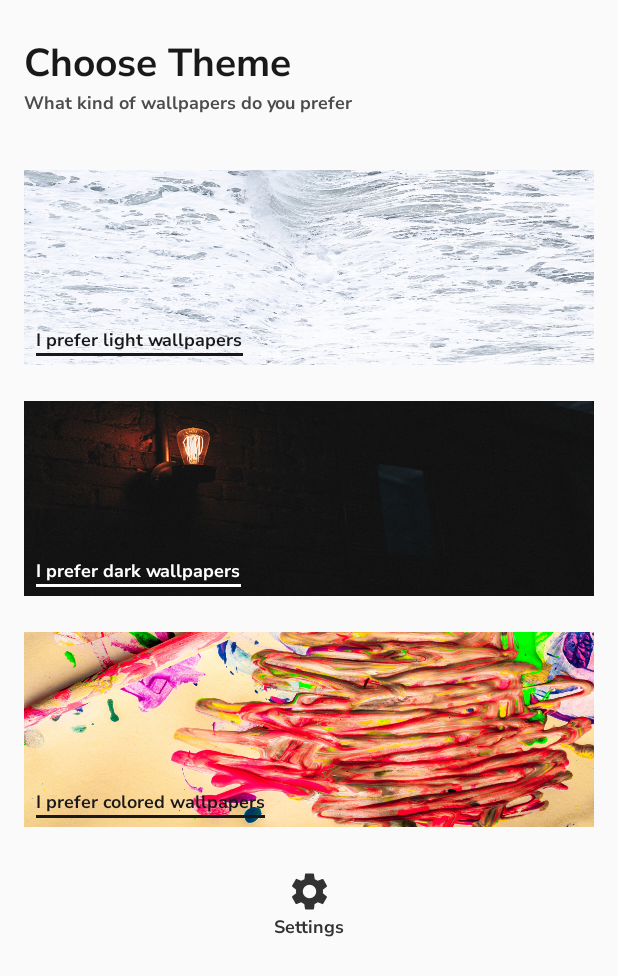
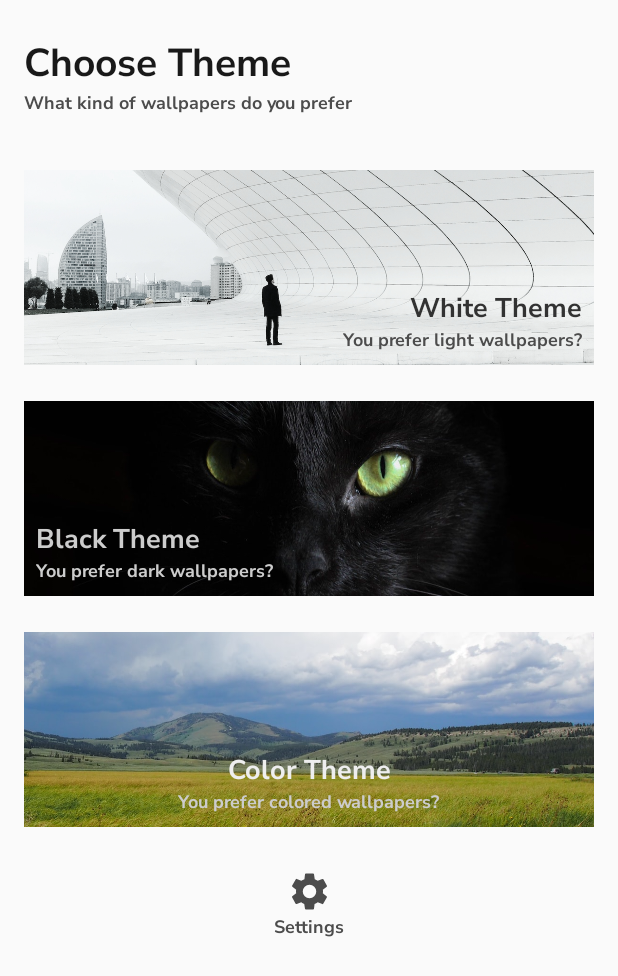
Before and after one commit to isamirkhaan1/wallpaperapp, an Android app: the screen it shows after launch once a user with an empty profile is signed in (MainActivity), on a phone screen of 412 x 824 dp. Shown: the top 976 px of the screen. Run offline under Robolectric (Android 15) with nearby library versions, the phone set to English and light mode, and no system bars; our stand-ins replace navigation-ui; 1 statement that could not run was skipped.

Commit message:
update home screen design

```diff
--- a/app/src/main/java/com/samirk/wallpaperapp/FirebaseService.kt
+++ b/app/src/main/java/com/samirk/wallpaperapp/FirebaseService.kt
@@ -3,12 +3,15 @@ package com.samirk.wallpaperapp
 import com.google.firebase.messaging.FirebaseMessagingService
 import com.google.firebase.messaging.RemoteMessage
 import com.samirk.wallpaperapp.utils.*
+import timber.log.Timber
 
 class FirebaseService : FirebaseMessagingService() {
 
 
     override fun onMessageReceived(p0: RemoteMessage) {
         super.onMessageReceived(p0)
+
+        Timber.d("onMessageReceived()")
 
         //get data
         val data = p0.data.withDefault {
--- a/app/src/main/java/com/samirk/wallpaperapp/view/HomeFragment.kt
+++ b/app/src/main/java/com/samirk/wallpaperapp/view/HomeFragment.kt
@@ -12,12 +12,10 @@ import androidx.core.content.ContextCompat
 import androidx.fragment.app.Fragment
 import androidx.lifecycle.ViewModelProvider
 import androidx.navigation.fragment.findNavController
-import com.samirk.wallpaperapp.BuildConfig
 import com.samirk.wallpaperapp.R
 import com.samirk.wallpaperapp.utils.*
 import com.samirk.wallpaperapp.viewmodel.HomeViewModel
 import kotlinx.android.synthetic.main.home_fragment.*
-import timber.log.Timber
 import java.util.*
 
 class HomeFragment : Fragment(), SharedPreferences.OnSharedPreferenceChangeListener {
@@ -82,15 +80,15 @@ class HomeFragment : Fragment(), SharedPreferences.OnSharedPreferenceChangeListe
 
         val white = Constants.Theme.WHITE.name.toLowerCase(Locale.ENGLISH)
         img_white_theme.setOnClickListener(ThemeClickListener(theme = white))
-        tv_white_theme.setOnClickListener(ThemeClickListener(theme = white))
+        tv_white_theme_msg.setOnClickListener(ThemeClickListener(theme = white))
 
         val black = Constants.Theme.BLACK.name.toLowerCase(Locale.ENGLISH)
         img_black_theme.setOnClickListener(ThemeClickListener(theme = black))
-        tv_black_theme.setOnClickListener(ThemeClickListener(theme = black))
+        tv_black_theme_msg.setOnClickListener(ThemeClickListener(theme = black))
 
         val color = Constants.Theme.COLOR.name.toLowerCase(Locale.ENGLISH)
         img_color_theme.setOnClickListener(ThemeClickListener(theme = color))
-        tv_color_theme.setOnClickListener(ThemeClickListener(theme = color))
+        tv_color_theme_msg.setOnClickListener(ThemeClickListener(theme = color))
 
 
         //change progressBar color in older versions
@@ -113,11 +111,11 @@ class HomeFragment : Fragment(), SharedPreferences.OnSharedPreferenceChangeListe
         img_settings.isEnabled = !show
         tv_settings.isEnabled = !show
         img_white_theme.isEnabled = !show
-        tv_white_theme.isEnabled = !show
+        tv_white_theme_msg.isEnabled = !show
         img_black_theme.isEnabled = !show
-        tv_black_theme.isEnabled = !show
+        tv_black_theme_msg.isEnabled = !show
         img_color_theme.isEnabled = !show
-        tv_color_theme.isEnabled = !show
+        tv_color_theme_msg.isEnabled = !show
 
     }
 
--- a/app/src/main/res/drawable/ic_settings.xml
+++ b/app/src/main/res/drawable/ic_settings.xml
@@ -1,5 +1,5 @@
 <vector android:autoMirrored="true" android:height="48dp"
-    android:tint="#323232" android:viewportHeight="24"
+    android:tint="#4c4c4c" android:viewportHeight="24"
     android:viewportWidth="24" android:width="48dp" xmlns:android="http://schemas.android.com/apk/res/android">
-    <path android:fillColor="#323232" android:pathData="M19.1,12.9a2.8,2.8 0,0 0,0.1 -0.9,2.8 2.8,0 0,0 -0.1,-0.9l2.1,-1.6a0.7,0.7 0,0 0,0.1 -0.6L19.4,5.5a0.7,0.7 0,0 0,-0.6 -0.2l-2.4,1a6.5,6.5 0,0 0,-1.6 -0.9l-0.4,-2.6a0.5,0.5 0,0 0,-0.5 -0.4H10.1a0.5,0.5 0,0 0,-0.5 0.4L9.3,5.4a5.6,5.6 0,0 0,-1.7 0.9l-2.4,-1a0.4,0.4 0,0 0,-0.5 0.2l-2,3.4c-0.1,0.2 0,0.4 0.2,0.6l2,1.6a2.8,2.8 0,0 0,-0.1 0.9,2.8 2.8,0 0,0 0.1,0.9L2.8,14.5a0.7,0.7 0,0 0,-0.1 0.6l1.9,3.4a0.7,0.7 0,0 0,0.6 0.2l2.4,-1a6.5,6.5 0,0 0,1.6 0.9l0.4,2.6a0.5,0.5 0,0 0,0.5 0.4h3.8a0.5,0.5 0,0 0,0.5 -0.4l0.3,-2.6a5.6,5.6 0,0 0,1.7 -0.9l2.4,1a0.4,0.4 0,0 0,0.5 -0.2l2,-3.4c0.1,-0.2 0,-0.4 -0.2,-0.6ZM12,15.6A3.6,3.6 0,1 1,15.6 12,3.6 3.6,0 0,1 12,15.6Z"/>
+    <path android:fillColor="#4c4c4c" android:pathData="M19.1,12.9a2.8,2.8 0,0 0,0.1 -0.9,2.8 2.8,0 0,0 -0.1,-0.9l2.1,-1.6a0.7,0.7 0,0 0,0.1 -0.6L19.4,5.5a0.7,0.7 0,0 0,-0.6 -0.2l-2.4,1a6.5,6.5 0,0 0,-1.6 -0.9l-0.4,-2.6a0.5,0.5 0,0 0,-0.5 -0.4H10.1a0.5,0.5 0,0 0,-0.5 0.4L9.3,5.4a5.6,5.6 0,0 0,-1.7 0.9l-2.4,-1a0.4,0.4 0,0 0,-0.5 0.2l-2,3.4c-0.1,0.2 0,0.4 0.2,0.6l2,1.6a2.8,2.8 0,0 0,-0.1 0.9,2.8 2.8,0 0,0 0.1,0.9L2.8,14.5a0.7,0.7 0,0 0,-0.1 0.6l1.9,3.4a0.7,0.7 0,0 0,0.6 0.2l2.4,-1a6.5,6.5 0,0 0,1.6 0.9l0.4,2.6a0.5,0.5 0,0 0,0.5 0.4h3.8a0.5,0.5 0,0 0,0.5 -0.4l0.3,-2.6a5.6,5.6 0,0 0,1.7 -0.9l2.4,1a0.4,0.4 0,0 0,0.5 -0.2l2,-3.4c0.1,-0.2 0,-0.4 -0.2,-0.6ZM12,15.6A3.6,3.6 0,1 1,15.6 12,3.6 3.6,0 0,1 12,15.6Z"/>
 </vector>
--- a/app/src/main/res/layout/home_fragment.xml
+++ b/app/src/main/res/layout/home_fragment.xml
@@ -5,12 +5,12 @@
     xmlns:app="http://schemas.android.com/apk/res-auto"
     android:layout_width="match_parent"
     android:layout_height="match_parent"
-    android:fillViewport="true">
+    android:scrollbars="vertical">
 
     <androidx.constraintlayout.widget.ConstraintLayout
         android:id="@+id/layout_main"
         android:layout_width="match_parent"
-        android:layout_height="match_parent">
+        android:layout_height="wrap_content">
 
         <!--region title-->
         <TextView
@@ -46,22 +46,27 @@
             app:layout_constraintTop_toBottomOf="@+id/tv_sub_title" />
 
         <TextView
-            android:id="@+id/tv_white_theme"
+            android:id="@+id/tv_white_theme_tit"
+
+            style="@style/tv_box_tit"
+            android:textColor="@color/color_black_shade2"
+            android:text="@string/tit_white_theme"
+
+            app:layout_constraintRight_toRightOf="parent"
+            app:layout_constraintEnd_toEndOf="parent"
+            app:layout_constraintBottom_toTopOf="@+id/tv_white_theme_msg" />
+
+        <TextView
+            android:id="@+id/tv_white_theme_msg"
 
             style="@style/tv_box_msg"
+            android:textColor="@color/color_black_shade3"
             android:text="@string/msg_white_box"
 
-            app:layout_constraintBottom_toBottomOf="@+id/img_white_theme"
-            app:layout_constraintStart_toStartOf="parent" />
+            app:layout_constraintRight_toRightOf="parent"
+            app:layout_constraintEnd_toEndOf="parent"
+            app:layout_constraintBottom_toBottomOf="@+id/img_white_theme" />
 
-        <View
-            android:layout_width="0dp"
-            android:layout_height="2dp"
-            android:background="@color/color_text_primary"
-
-            app:layout_constraintEnd_toEndOf="@id/tv_white_theme"
-            app:layout_constraintStart_toStartOf="@id/tv_white_theme"
-            app:layout_constraintTop_toBottomOf="@id/tv_white_theme" />
 
         <ImageView
             android:id="@+id/img_black_theme"
@@ -75,23 +80,24 @@
             app:layout_constraintTop_toBottomOf="@+id/img_white_theme" />
 
         <TextView
-            android:id="@+id/tv_black_theme"
+            android:id="@+id/tv_black_theme_tit"
+
+            style="@style/tv_box_tit"
+            android:textColor="@color/color_black_shade4"
+            android:text="@string/tit_black_theme"
+
+            app:layout_constraintBottom_toTopOf="@+id/tv_black_theme_msg"
+            app:layout_constraintStart_toStartOf="parent" />
+
+        <TextView
+            android:id="@+id/tv_black_theme_msg"
 
             style="@style/tv_box_msg"
+            android:textColor="@color/color_black_shade4"
             android:text="@string/msg_black_box"
-            android:textColor="@android:color/white"
 
             app:layout_constraintBottom_toBottomOf="@+id/img_black_theme"
             app:layout_constraintStart_toStartOf="parent" />
-
-        <View
-            android:layout_width="0dp"
-            android:layout_height="2dp"
-            android:background="@android:color/white"
-
-            app:layout_constraintEnd_toEndOf="@id/tv_black_theme"
-            app:layout_constraintStart_toStartOf="@id/tv_black_theme"
-            app:layout_constraintTop_toBottomOf="@id/tv_black_theme" />
 
 
         <ImageView
@@ -106,23 +112,28 @@
             app:layout_constraintTop_toBottomOf="@+id/img_black_theme" />
 
         <TextView
-            android:id="@+id/tv_color_theme"
+            android:id="@+id/tv_color_theme_tit"
+
+            style="@style/tv_box_tit"
+            android:text="@string/tit_color_theme"
+            android:textColor="@color/color_black_shade5"
+
+            app:layout_constraintRight_toRightOf="parent"
+            app:layout_constraintLeft_toLeftOf="parent"
+            app:layout_constraintBottom_toTopOf="@+id/tv_color_theme_msg" />
+
+        <TextView
+            android:id="@+id/tv_color_theme_msg"
 
             style="@style/tv_box_msg"
-            android:textStyle="bold"
+            android:textColor="@color/color_black_shade4"
             android:text="@string/msg_color_box"
 
-            app:layout_constraintBottom_toBottomOf="@+id/img_color_theme"
-            app:layout_constraintStart_toStartOf="parent" />
 
-        <View
-            android:layout_width="0dp"
-            android:layout_height="2dp"
-            android:background="@color/color_text_primary"
+            app:layout_constraintRight_toRightOf="parent"
+            app:layout_constraintLeft_toLeftOf="parent"
+            app:layout_constraintBottom_toBottomOf="@+id/img_color_theme" />
 
-            app:layout_constraintEnd_toEndOf="@id/tv_color_theme"
-            app:layout_constraintStart_toStartOf="@id/tv_color_theme"
-            app:layout_constraintTop_toBottomOf="@id/tv_color_theme" />
 
         <!--endregion -->
 
@@ -145,24 +156,13 @@
 
             android:paddingBottom="16dp"
             android:text="@string/tit_settings"
-            android:textColor="@color/color_black_shade2"
+            android:textColor="@color/color_black_shade3"
 
             app:layout_constraintEnd_toEndOf="parent"
             app:layout_constraintStart_toStartOf="parent"
             app:layout_constraintTop_toBottomOf="@+id/img_settings" />
         <!--endregion-->
 
-        <!--        <View
-                    android:layout_width="0dp"
-                    android:layout_height="0dp"
-
-                    android:background="#AA000000"
-                    android:visibility="gone"
-
-                    app:layout_constraintBottom_toBottomOf="parent"
-                    app:layout_constraintLeft_toLeftOf="parent"
-                    app:layout_constraintRight_toRightOf="parent"
-                    app:layout_constraintTop_toTopOf="parent" />-->
 
         <ProgressBar
             android:id="@+id/view_loading"
@@ -171,7 +171,7 @@
 
 
             android:background="#AA000000"
-            android:indeterminateTint="@android:color/darker_gray"
+            android:indeterminateTint="@color/color_black_shade5"
             android:padding="130dp"
 
 
--- a/app/src/main/res/values-v17/styles.xml
+++ b/app/src/main/res/values-v17/styles.xml
@@ -10,11 +10,18 @@
     </style>
 
     <!-- layout_marginStart and layout_marginEnd are supported in v17-->
+    <style name="tv_box_tit" parent="tv_base">
+        <item name="android:layout_marginStart">24dp</item>
+        <item name="android:layout_marginEnd">24dp</item>
+        <item name="android:textColor">@color/color_text_secondary</item>
+        <item name="android:textSize">18sp</item>
+    </style>
+
     <style name="tv_box_msg" parent="tv_base">
         <item name="android:layout_marginStart">24dp</item>
         <item name="android:layout_marginEnd">24dp</item>
         <item name="android:layout_marginBottom">8dp</item>
-        <item name="android:textColor">@color/color_text_primary</item>
+        <item name="android:textColor">@color/color_text_secondary</item>
         <item name="android:textSize">12sp</item>
     </style>
 </resources>
--- /dev/null
+++ b/app/src/main/res/values-v23/styles.xml
@@ -0,0 +1,10 @@
+<?xml version="1.0" encoding="utf-8"?>
+<resources>
+
+    <style name="AppTheme" parent="Theme.AppCompat.Light.DarkActionBar">
+        <item name="colorPrimary">@color/colorPrimary</item>
+        <item name="colorPrimaryDark">@color/colorPrimaryDark</item>
+        <item name="colorAccent">@color/colorAccent</item>
+        <item name="android:windowLightStatusBar">true</item>
+    </style>
+</resources>
--- a/app/src/main/res/values/colors.xml
+++ b/app/src/main/res/values/colors.xml
@@ -1,7 +1,7 @@
 <?xml version="1.0" encoding="utf-8"?>
 <resources>
     <color name="colorPrimary">@color/color_black_shade1</color>
-    <color name="colorPrimaryDark">@color/color_black_shade1</color>
+    <color name="colorPrimaryDark">@color/color_black_shade6</color>
     <color name="colorAccent">@color/color_black_shade2</color>
 
 
@@ -14,6 +14,8 @@
     <color name="color_black_shade2">#323232</color>
     <color name="color_black_shade3">#4c4c4c</color>
     <color name="color_black_shade4">#CCCCCC</color>
+    <color name="color_black_shade5">#EEEEEE</color>
+    <color name="color_black_shade6">#FFFFFF</color>
 
     <color name="color_purple">#ba68c8</color>
     <color name="color_red">#ec1c24</color>
--- a/app/src/main/res/values/strings.xml
+++ b/app/src/main/res/values/strings.xml
@@ -3,11 +3,14 @@
 
     <!-- Home Fragment  -->
     <string name="tit_choose_theme">Choose Theme</string>
+    <string name="tit_white_theme">White Theme</string>
+    <string name="tit_black_theme">Black Theme</string>
+    <string name="tit_color_theme">Color Theme</string>
 
     <string name="msg_choose_theme">What kind of wallpapers do you prefer</string>
-    <string name="msg_white_box">I prefer light wallpapers</string>
-    <string name="msg_black_box">I prefer dark wallpapers</string>
-    <string name="msg_color_box">I prefer colored wallpapers</string>
+    <string name="msg_white_box">You prefer light wallpapers?</string>
+    <string name="msg_black_box">You prefer dark wallpapers?</string>
+    <string name="msg_color_box">You prefer colored wallpapers?</string>
 
 
     <!-- Settings -->
@@ -31,7 +34,7 @@
     <string name="msg_version">1.0.1</string>
 
     <string name="tit_notification_tray">Updating Wallpaper</string>
-    <string name="msg_notification_tray">Wallpaper is updating...</string>
+    <string name="msg_notification_tray">"Wallpaper is updating..."</string>
 
 
     <!--    App Intro   -->
--- a/app/src/main/res/values/styles.xml
+++ b/app/src/main/res/values/styles.xml
@@ -31,11 +31,19 @@
     </style>
 
     <!--TextView for box message -->
+    <style name="tv_box_tit" parent="tv_base">
+        <item name="android:layout_marginLeft">24dp</item>
+        <item name="android:layout_marginRight">24dp</item>
+        <item name="android:layout_marginBottom">8dp</item>
+        <item name="android:textColor">@color/color_text_secondary</item>
+        <item name="android:textSize">18sp</item>
+    </style>
+
     <style name="tv_box_msg" parent="tv_base">
         <item name="android:layout_marginLeft">24dp</item>
         <item name="android:layout_marginRight">24dp</item>
         <item name="android:layout_marginBottom">8dp</item>
-        <item name="android:textColor">@color/color_text_primary</item>
+        <item name="android:textColor">@color/color_text_secondary</item>
         <item name="android:textSize">12sp</item>
     </style>
 
```
Also changed, not shown: app/src/main/res/drawable/img_black.png, app/src/main/res/drawable/img_color.png, app/src/main/res/drawable/img_white.png.
